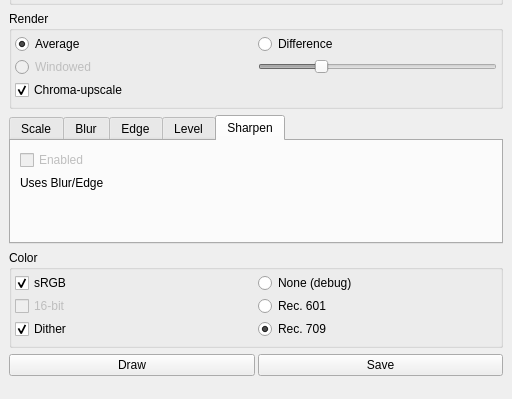
This is src/mainwindow.ui in spillerrec/Overmix as Qt 5 draws it before an edit; both pictures show x 0 to 512 and y 217 to 616 of the 512 by 616 pixel window. The edited form follows.
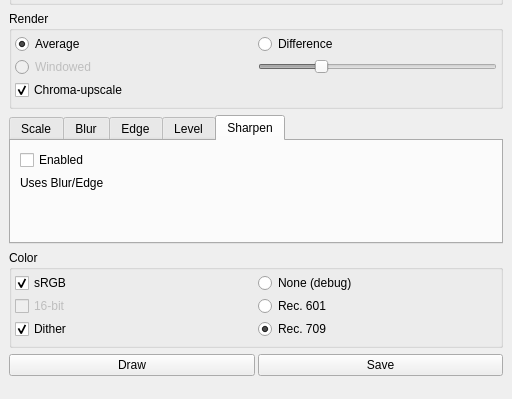
This is the edited form. The open tabs and pages were chosen to show the change.

Patch:
```diff
--- a/src/mainwindow.ui
+++ b/src/mainwindow.ui
@@ -625,9 +625,6 @@
          <layout class="QVBoxLayout" name="verticalLayout_4">
           <item>
            <widget class="QCheckBox" name="cbx_sharpen">
-            <property name="enabled">
-             <bool>false</bool>
-            </property>
             <property name="text">
              <string>Enabled</string>
             </property>
```
